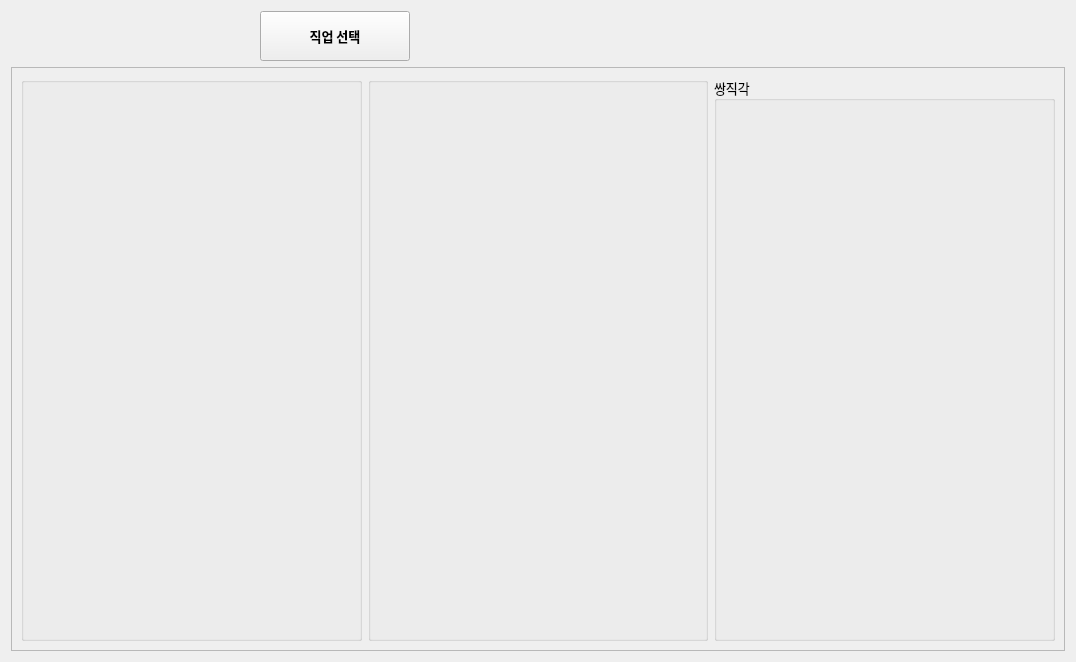
The window that setting_adviser/setting_adviser.ui (Wseop/Qt_LoaTools) describes before a commit, drawn with Qt 5.
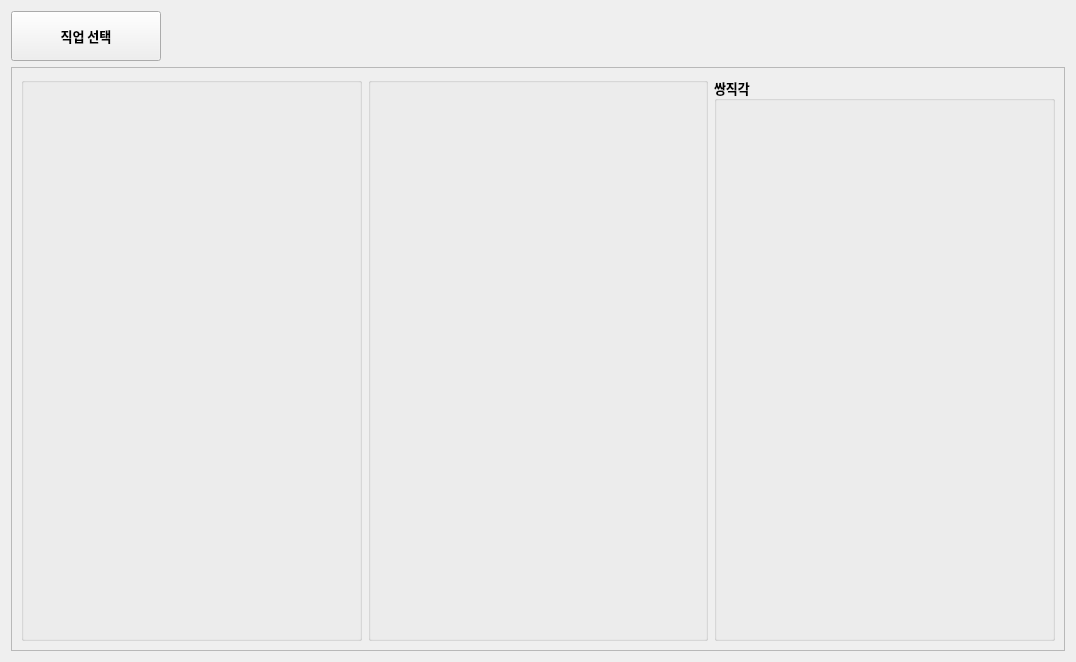
The same window after the commit.

Diff of the .ui file:
```diff
--- a/setting_adviser/setting_adviser.ui
+++ b/setting_adviser/setting_adviser.ui
@@ -66,6 +66,55 @@
        <property name="text">
         <string/>
        </property>
+       <property name="alignment">
+        <set>Qt::AlignCenter</set>
+       </property>
+      </widget>
+     </item>
+     <item>
+      <widget class="QLabel" name="lbTotal">
+       <property name="minimumSize">
+        <size>
+         <width>350</width>
+         <height>50</height>
+        </size>
+       </property>
+       <property name="maximumSize">
+        <size>
+         <width>350</width>
+         <height>50</height>
+        </size>
+       </property>
+       <property name="font">
+        <font>
+         <family>나눔스퀘어_ac ExtraBold</family>
+         <pointsize>12</pointsize>
+         <bold>true</bold>
+        </font>
+       </property>
+       <property name="text">
+        <string/>
+       </property>
+       <property name="alignment">
+        <set>Qt::AlignLeading|Qt::AlignLeft|Qt::AlignVCenter</set>
+       </property>
+      </widget>
+     </item>
+     <item>
+      <widget class="QLabel" name="lbInfo">
+       <property name="font">
+        <font>
+         <family>나눔스퀘어_ac ExtraBold</family>
+         <pointsize>12</pointsize>
+         <bold>true</bold>
+        </font>
+       </property>
+       <property name="text">
+        <string/>
+       </property>
+       <property name="alignment">
+        <set>Qt::AlignRight|Qt::AlignTrailing|Qt::AlignVCenter</set>
+       </property>
       </widget>
      </item>
     </layout>
@@ -127,8 +176,9 @@
           <widget class="QGroupBox" name="groupSetting3">
            <property name="font">
             <font>
-             <family>나눔스퀘어 네오 Regular</family>
+             <family>나눔스퀘어 네오 ExtraBold</family>
              <pointsize>10</pointsize>
+             <bold>true</bold>
             </font>
            </property>
            <property name="title">
```
Left out of the diff: 2 changed lines with no effect on the pictures.
